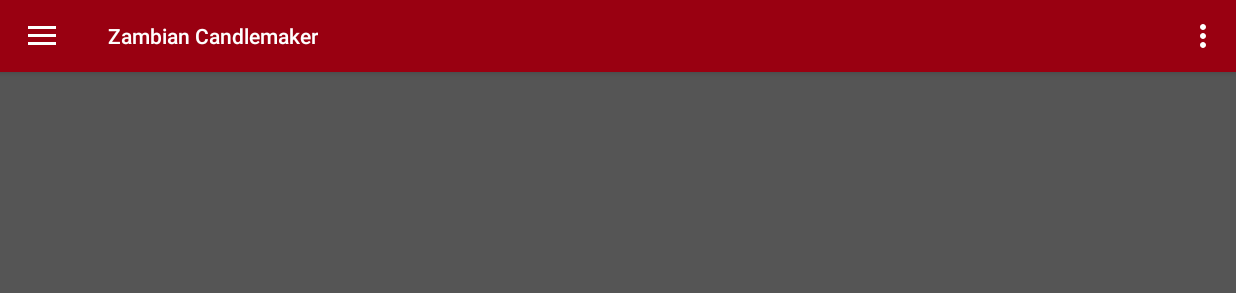
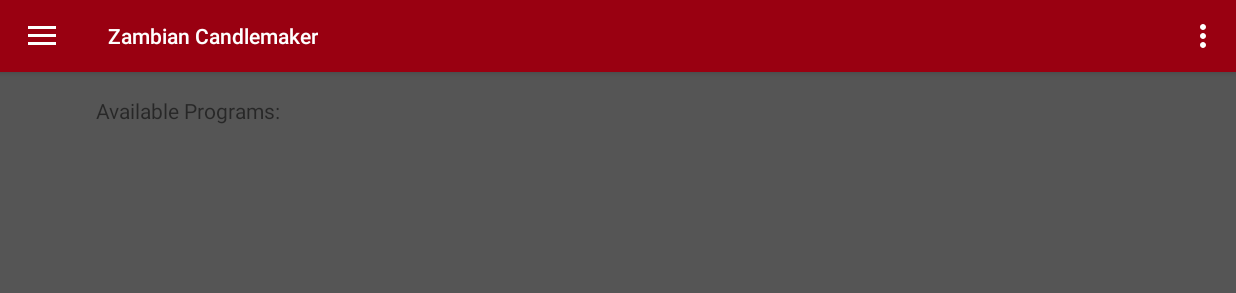
Before and after one commit to ZambianCandleMaker/ZambianCandleMakerRepo, an Android app: the screen it shows after launch (MainActivity), in the side drawer, after a tap on an icon or button, on a phone screen of 824 x 412 dp (held sideways). Shown: the top 293 px of the screen. Run offline under Robolectric (Android 15) with nearby library versions, the light colour scheme and no system bars.

Commit message:
Very Saddened to See Public Files Go, but Unrelyable
I will try and reimplement public file transfer in a better way, but for
now we will hide away the CSVs in the internal storage directory. Maybe
it's as much as comma separation instead of concatenation.

```diff
--- a/ZambianCandlemakerInterface/app/src/main/AndroidManifest.xml
+++ b/ZambianCandlemakerInterface/app/src/main/AndroidManifest.xml
@@ -2,6 +2,9 @@
 <manifest xmlns:android="http://schemas.android.com/apk/res/android"
     package="edu.rose_hulman.trottasn.zambiancandlemakerinterface">
     <uses-permission android:name="android.permission.WRITE_EXTERNAL_STORAGE" />
+    <uses-permission android:name="android.permission.READ_EXTERNAL_STORAGE" />
+    <uses-permission android:name="android.permission.WRITE_INTERNAL_STORAGE" />
+    <uses-permission android:name="android.permission.READ_INTERNAL_STORAGE" />
     <application
         android:allowBackup="true"
         android:icon="@mipmap/ic_launcher"
--- a/ZambianCandlemakerInterface/app/src/main/java/edu/rose_hulman/trottasn/zambiancandlemakerinterface/Activities/MainActivity.java
+++ b/ZambianCandlemakerInterface/app/src/main/java/edu/rose_hulman/trottasn/zambiancandlemakerinterface/Activities/MainActivity.java
@@ -423,13 +423,12 @@ public class MainActivity extends AppCompatActivity
      */
     public void repopulateProfileHash() {
         pathToProfileHash = new HashMap<>();
-        File innerDir = new File(CONSTANTS.PROFILES_PATH_MAIN);
-        innerDir.mkdirs();
+        File innerDir = new File(this.getFilesDir(), CONSTANTS.PROFILES_PATH_MAIN);
+        innerDir.mkdir();
         innerDir.setWritable(true);
         innerDir.setReadable(true);
-        if(innerDir.exists() && innerDir.isDirectory()) {
         File[] files = innerDir.listFiles();
-            if(files != null){
+        Log.d("TRYING", "TRYING");
         for (int i = 0; i < files.length; ++i) {
             File file = files[i];
             if (file.isDirectory()) {
@@ -441,17 +440,52 @@ public class MainActivity extends AppCompatActivity
                 }
             }
         }
-            }
-        }
+//        if(innerDir.exists() && innerDir.isDirectory()) {
+//            File[] files = innerDir.listFiles();
+//            if(files != null){
+//                for (int i = 0; i < files.length; ++i) {
+//                    File file = files[i];
+//                    if (file.isDirectory()) {
+//                        Log.d("NO_DIRECTORIES_ALLOWED", "There should not be a directory in this folder");
+//                    } else {
+//                        DipProfile newProfile = CSVUtility.readProfileCSV(file, this);
+//                        if(newProfile != null){
+//                            pathToProfileHash.put(newProfile.getTitle(), newProfile);
+//                        }
+//                    }
+//                }
+//            }
+//            else{
+//                Log.d("BALLS", "NOT GOOD");
+//            }
+//        }
+//        else{
+//            innerDir.mkdirs();
+//            File[] files = innerDir.listFiles();
+//            if(files != null){
+//                for (int i = 0; i < files.length; ++i) {
+//                    File file = files[i];
+//                    if (file.isDirectory()) {
+//                        Log.d("NO_DIRECTORIES_ALLOWED", "There should not be a directory in this folder");
+//                    } else {
+//                        DipProfile newProfile = CSVUtility.readProfileCSV(file, this);
+//                        if(newProfile != null){
+//                            pathToProfileHash.put(newProfile.getTitle(), newProfile);
+//                        }
+//                    }
+//                }
+//            }
+//        }
     }
 
     public void repopulateProgramHash() {
         pathToProgramHash = new HashMap<>();
-        File innerDir = new File(CONSTANTS.PROGRAMS_PATH_MAIN);
-        innerDir.mkdirs();
+        File innerDir = new File(this.getFilesDir(), CONSTANTS.PROGRAMS_PATH_MAIN);
+        innerDir.mkdir();
         innerDir.setWritable(true);
         innerDir.setReadable(true);
         if(innerDir.exists()) {
+            Log.d("TRYING CLOSE", "TRYING");
             File[] files = innerDir.listFiles();
             if(files != null){
                 for (int i = 0; i < files.length; ++i) {
@@ -467,6 +501,23 @@ public class MainActivity extends AppCompatActivity
                 }
             }
         }
+//        else{
+//            innerDir.mkdirs();
+//            File[] files = innerDir.listFiles();
+//            if(files != null){
+//                for (int i = 0; i < files.length; ++i) {
+//                    File file = files[i];
+//                    if (file.isDirectory()) {
+//                        Log.d("NO_DIRECTORIES_ALLOWED", "There should not be a directory in this folder");
+//                    } else {
+//                        DipProgram newProgram = CSVUtility.readProgramCSV(file, this, pathToProfileHash);
+//                        if(newProgram != null){
+//                            pathToProgramHash.put(newProgram.getTitle(), newProgram);
+//                        }
+//                    }
+//                }
+//            }
+//        }
     }
 
     @Override
--- a/ZambianCandlemakerInterface/app/src/main/java/edu/rose_hulman/trottasn/zambiancandlemakerinterface/CONSTANTS.java
+++ b/ZambianCandlemakerInterface/app/src/main/java/edu/rose_hulman/trottasn/zambiancandlemakerinterface/CONSTANTS.java
@@ -1,14 +1,15 @@
 package edu.rose_hulman.trottasn.zambiancandlemakerinterface;
 
 import android.os.Environment;
+
+import edu.rose_hulman.trottasn.zambiancandlemakerinterface.Activities.MainActivity;
 
 /**
  * Created by TrottaSN on 2/8/2016.
  */
 public class CONSTANTS {
-    public static final String PROFILES_PATH_MAIN = Environment.getExternalStoragePublicDirectory(Environment.DIRECTORY_DCIM).getPath() + "/Profile_CSVs";
-    public static final String PROGRAMS_PATH_MAIN_INTERNAL = "Internal storage/DCIM/Program_CSVs";
-    public static final String ADMINISTRATOR_FILES = Environment.getExternalStoragePublicDirectory(Environment.DIRECTORY_DCIM).getPath() + "/Administrator_Files";
-    public static final String PASSWORD_FILE_LOCATION = ADMINISTRATOR_FILES + "/" + "password.txt";
-    public static final String PROGRAMS_PATH_MAIN = Environment.getExternalStoragePublicDirectory(Environment.DIRECTORY_DCIM).getPath() + "/Program_CSVs";
+    public static final String PROFILES_PATH_MAIN = "Profile_CSVs";
+    public static final String ADMINISTRATOR_FILES = "/Administrator_Files";
+    public static final String PASSWORD_FILE_LOCATION = ADMINISTRATOR_FILES + "/password.txt";
+    public static final String PROGRAMS_PATH_MAIN = "Program_CSVs";
 }
--- a/ZambianCandlemakerInterface/app/src/main/java/edu/rose_hulman/trottasn/zambiancandlemakerinterface/Fragments/OperatorFragment.java
+++ b/ZambianCandlemakerInterface/app/src/main/java/edu/rose_hulman/trottasn/zambiancandlemakerinterface/Fragments/OperatorFragment.java
@@ -86,6 +86,16 @@ public class OperatorFragment extends Fragment {
         editor.putInt(ROTATIONAL_SELECTION_KEY, rotational_selection);
         editor.putInt(DIPS_SELECTION_KEY, dips_selection);
         editor.putInt(UNIT_SELECTION_KEY, unit_selection);
+    }
+
+    @Override
+    public void onResume(){
+        SharedPreferences sharedPref = PreferenceManager.getDefaultSharedPreferences(getContext());
+        dips_selection = sharedPref.getInt(DIPS_SELECTION_KEY, 0);
+        unit_selection = sharedPref.getInt(UNIT_SELECTION_KEY, 0);
+        vertical_selection = sharedPref.getInt(VERTICAL_SELECTION_KEY, 0);
+        rotational_selection = sharedPref.getInt(ROTATIONAL_SELECTION_KEY, 0);
+        super.onResume();
     }
 
     @Override
--- a/ZambianCandlemakerInterface/app/src/main/java/edu/rose_hulman/trottasn/zambiancandlemakerinterface/Fragments/ProgramModDelFrag.java
+++ b/ZambianCandlemakerInterface/app/src/main/java/edu/rose_hulman/trottasn/zambiancandlemakerinterface/Fragments/ProgramModDelFrag.java
@@ -68,6 +68,16 @@ public class ProgramModDelFrag extends Fragment implements ProgramEditFragment {
     }
 
     @Override
+    public void onResume(){
+        SharedPreferences sharedPreferences = PreferenceManager.getDefaultSharedPreferences(getContext());
+        String jsonProgramHash = sharedPreferences.getString(MainActivity.PROGRAM_HASH, "");
+        Gson gson = new Gson();
+        Type progHashType = new TypeToken<Map<String, DipProgram>>(){}.getType();
+        pathToProgramHash = gson.fromJson(jsonProgramHash, progHashType);
+        super.onResume();
+    }
+
+    @Override
     public View onCreateView(LayoutInflater inflater, ViewGroup container,
                              Bundle savedInstanceState) {
 
@@ -115,17 +125,13 @@ public class ProgramModDelFrag extends Fragment implements ProgramEditFragment {
                         String nameKey = choppingBlockProg.getTitle();
                         pathToProgramHash.remove(nameKey);
                         mProgramsAdapter.removeProgram(choppingBlockPos);
-                        File specificFile = new File(CONSTANTS.PROGRAMS_PATH_MAIN + "/" + choppingBlockProg.getTitle() + ".csv");
+                        File specificFile = new File(getContext().getFilesDir(), CONSTANTS.PROGRAMS_PATH_MAIN + "/" + choppingBlockProg.getTitle() + ".csv");
                         String specificFilePath = specificFile.getPath();
                         Log.d("TAGGGG", specificFilePath);
                         if(specificFile.exists()) {
                             specificFile.setWritable(true);
                             specificFile.setReadable(true);
                             specificFile.delete();
-                            File otherFile = new File(CONSTANTS.PROGRAMS_PATH_MAIN_INTERNAL + "/" + choppingBlockProg.getTitle() + ".csv");
-                            otherFile.setWritable(true);
-                            otherFile.setReadable(true);
-                            otherFile.delete();
                             SharedPreferences.Editor prefsEditor = PreferenceManager.getDefaultSharedPreferences(getContext()).edit();
                             Gson gson = new Gson();
                             String pathToProgramHashJson = gson.toJson(pathToProgramHash);
--- a/ZambianCandlemakerInterface/app/src/main/res/layout/available_profile_view.xml
+++ b/ZambianCandlemakerInterface/app/src/main/res/layout/available_profile_view.xml
@@ -21,7 +21,8 @@
                 android:layout_alignParentStart="true"
                 android:layout_marginLeft="50dp"
                 android:gravity="center_vertical|center_horizontal"
-                android:textStyle="bold|italic" />
+                android:textStyle="bold|italic"
+                android:textColor="@android:color/white" />
             <TextView
                 android:id="@+id/avail_profile_desc"
                 android:text="@string/default_description"
@@ -34,7 +35,8 @@
                 android:layout_marginRight="50dp"
                 android:layout_marginLeft="20dp"
                 android:gravity="center_vertical|center_horizontal"
-                android:textStyle="bold|italic" />
+                android:textStyle="bold|italic"
+                android:textColor="@android:color/white" />
         </RelativeLayout>
     </android.support.v7.widget.CardView>
 </RelativeLayout>
--- a/ZambianCandlemakerInterface/app/src/main/res/layout/fragment_program_mod_del.xml
+++ b/ZambianCandlemakerInterface/app/src/main/res/layout/fragment_program_mod_del.xml
@@ -2,7 +2,12 @@
     xmlns:tools="http://schemas.android.com/tools"
     android:layout_width="match_parent"
     android:layout_height="match_parent"
+    android:orientation="vertical"
     tools:context="edu.rose_hulman.trottasn.zambiancandlemakerinterface.Fragments.ProgramModDelFrag">
+    <TextView
+        android:layout_width="match_parent"
+        android:layout_height="50dp"
+        android:text="@string/available_programs"/>
     <android.support.v7.widget.RecyclerView
         android:layout_width="match_parent"
         android:layout_height="match_parent"
--- a/ZambianCandlemakerInterface/app/src/main/res/layout/profile_choose_dialog.xml
+++ b/ZambianCandlemakerInterface/app/src/main/res/layout/profile_choose_dialog.xml
@@ -2,7 +2,6 @@
 <LinearLayout xmlns:android="http://schemas.android.com/apk/res/android"
     android:orientation="vertical" android:layout_width="match_parent"
     android:layout_height="match_parent">
-
     <Spinner
         android:layout_width="match_parent"
         android:layout_height="wrap_content"
--- a/ZambianCandlemakerInterface/app/src/main/res/values/strings.xml
+++ b/ZambianCandlemakerInterface/app/src/main/res/values/strings.xml
@@ -70,4 +70,5 @@
     <string name="applying_vert_jog">Applying Vertical Jog Selection</string>
     <string name="applying_rot_jog">Applying Rotational Jog Selection</string>
     <string name="applying_dips_per">Applying Dips Per Rev. Selection</string>
+    <string name="available_programs">Available Programs:</string>
 </resources>
```
Also changed, not shown: ZambianCandlemakerInterface/app/src/main/java/edu/rose_hulman/trottasn/zambiancandlemakerinterface/Fragments/AdminProfileChooserFragment.java (+16 -1 lines), ZambianCandlemakerInterface/app/src/main/java/edu/rose_hulman/trottasn/zambiancandlemakerinterface/Fragments/EditProfileFragment.java (+16 -8 lines), ZambianCandlemakerInterface/app/src/main/java/edu/rose_hulman/trottasn/zambiancandlemakerinterface/Fragments/ProfileHashFragment.java (deleted, +0 -15 lines), ZambianCandlemakerInterface/app/src/main/java/edu/rose_hulman/trottasn/zambiancandlemakerinterface/Models/CSVUtility.java (+8 -5 lines), ZambianCandlemakerInterface/app/src/main/res/layout/caution_soft_pause_dialog.xml (+5 -3 lines), ZambianCandlemakerInterface/app/src/main/res/layout/delete_program_dialog.xml (+13 -2 lines), ZambianCandlemakerInterface/app/src/main/res/layout/fragment_edit_profile.xml (+7 -4 lines), ZambianCandlemakerInterface/app/src/main/res/layout/saved_program_card.xml (+9 -3 lines). Lines whose indentation alone changed are shown as unchanged.
